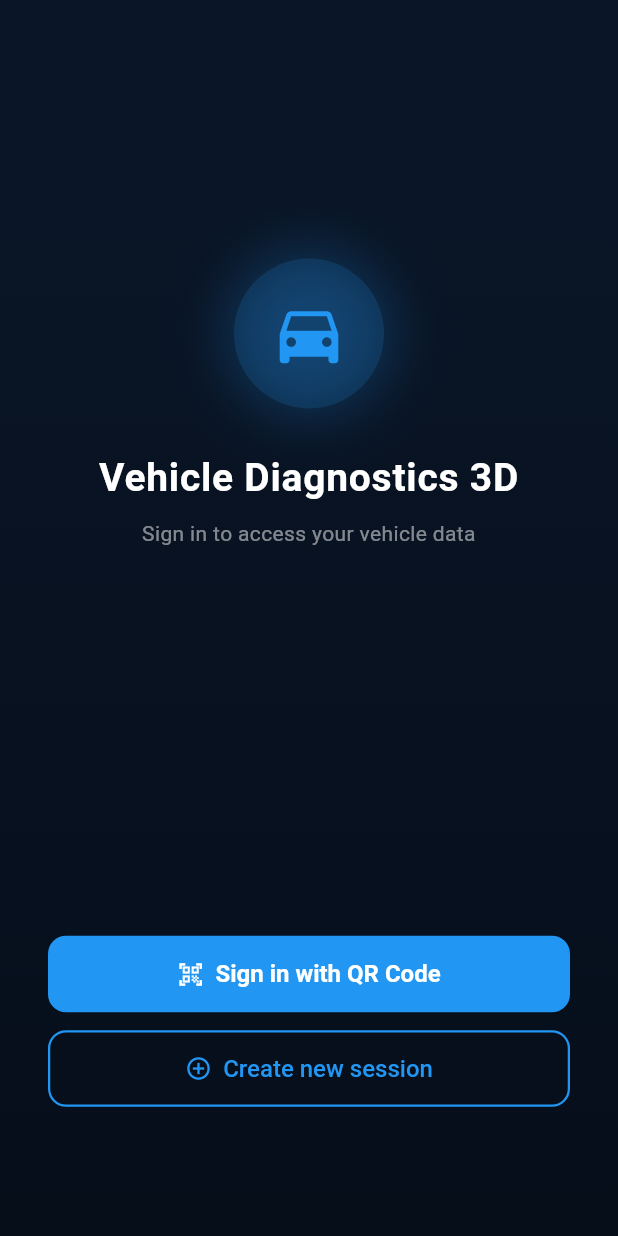
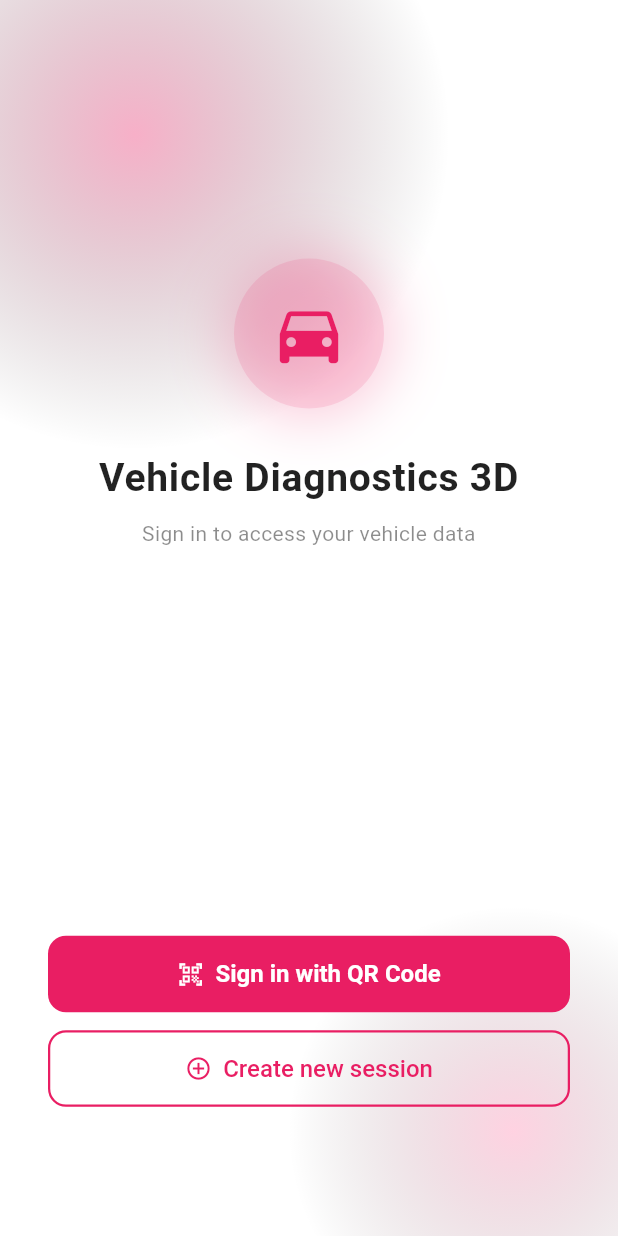
Before and after one commit to MatviySuk/vehicle_diagnostics_3d, a Flutter app: the screen it shows after launch, on a phone screen of 412 x 824 dp. Run offline on Flutter 3.47's test engine with Material 3 defaults, Android fonts, the light colour scheme and no system bars; our stand-ins replace dio, flutter_riverpod, freezed_annotation, go_router, shared_preferences; missing offline and left inert: flame, flame_3d, mobile_scanner.

Commit message:
style: switch QR scanner screen to light theme

```diff
--- a/lib/features/auth/ui/welcome_screen.dart
+++ b/lib/features/auth/ui/welcome_screen.dart
@@ -72,10 +72,11 @@ class _WelcomeScreenState extends ConsumerState<WelcomeScreen> {
   Widget build(BuildContext context) {
     if (_isScannerOpen) {
       return Scaffold(
-        backgroundColor: Colors.black,
+        backgroundColor: Colors.white,
         appBar: AppBar(
-          backgroundColor: const Color(0xFF0A1628),
-          foregroundColor: Colors.white,
+          backgroundColor: Colors.white,
+          foregroundColor: Colors.black87,
+          elevation: 0,
           title: const Text('Scan QR Code'),
           leading: IconButton(
             icon: const Icon(Icons.arrow_back),
@@ -90,7 +91,7 @@ class _WelcomeScreenState extends ConsumerState<WelcomeScreen> {
                 width: 240,
                 height: 240,
                 decoration: BoxDecoration(
-                  border: Border.all(color: Colors.blue, width: 2.5),
+                  border: Border.all(color: Colors.pink, width: 2.5),
                   borderRadius: BorderRadius.circular(16),
                 ),
               ),
@@ -99,7 +100,7 @@ class _WelcomeScreenState extends ConsumerState<WelcomeScreen> {
               const ColoredBox(
                 color: Colors.black54,
                 child: Center(
-                  child: CircularProgressIndicator(color: Colors.blue),
+                  child: CircularProgressIndicator(color: Colors.pink),
                 ),
               ),
           ],
@@ -108,15 +109,38 @@ class _WelcomeScreenState extends ConsumerState<WelcomeScreen> {
     }
 
     return Scaffold(
-      body: Container(
-        decoration: const BoxDecoration(
-          gradient: LinearGradient(
-            begin: Alignment.topCenter,
-            end: Alignment.bottomCenter,
-            colors: [Color(0xFF0A1628), Color(0xFF060E1A)],
+      backgroundColor: Colors.white,
+      body: Stack(
+        children: [
+          Positioned(
+            top: -120,
+            left: -120,
+            child: Container(
+              width: 420,
+              height: 420,
+              decoration: BoxDecoration(
+                shape: BoxShape.circle,
+                gradient: RadialGradient(
+                  colors: [Colors.pink.withAlpha(90), Colors.transparent],
                 ),
               ),
-        child: SafeArea(
+            ),
+          ),
+          Positioned(
+            bottom: -80,
+            right: -80,
+            child: Container(
+              width: 300,
+              height: 300,
+              decoration: BoxDecoration(
+                shape: BoxShape.circle,
+                gradient: RadialGradient(
+                  colors: [Colors.pinkAccent.withAlpha(60), Colors.transparent],
+                ),
+              ),
+            ),
+          ),
+          SafeArea(
             child: Padding(
               padding: const EdgeInsets.symmetric(horizontal: 32),
               child: Column(
@@ -129,10 +153,10 @@ class _WelcomeScreenState extends ConsumerState<WelcomeScreen> {
                       height: 100,
                       decoration: BoxDecoration(
                         shape: BoxShape.circle,
-                      color: Colors.blue.withAlpha(38),
+                        color: Colors.pink.withAlpha(30),
                         boxShadow: [
                           BoxShadow(
-                          color: Colors.blue.withAlpha(64),
+                            color: Colors.pink.withAlpha(60),
                             blurRadius: 32,
                             spreadRadius: 6,
                           ),
@@ -141,7 +165,7 @@ class _WelcomeScreenState extends ConsumerState<WelcomeScreen> {
                       child: const Icon(
                         Icons.directions_car,
                         size: 52,
-                      color: Colors.blue,
+                        color: Colors.pink,
                       ),
                     ),
                   ),
@@ -150,18 +174,18 @@ class _WelcomeScreenState extends ConsumerState<WelcomeScreen> {
                     'Vehicle Diagnostics 3D',
                     textAlign: TextAlign.center,
                     style: TextStyle(
-                    color: Colors.white,
+                      color: Colors.black87,
                       fontSize: 26,
                       fontWeight: FontWeight.bold,
                       letterSpacing: 0.5,
                     ),
                   ),
                   const SizedBox(height: 8),
-                Text(
+                  const Text(
                     'Sign in to access your vehicle data',
                     textAlign: TextAlign.center,
                     style: TextStyle(
-                    color: Colors.white.withAlpha(128),
+                      color: Colors.black45,
                       fontSize: 14,
                     ),
                   ),
@@ -171,7 +195,7 @@ class _WelcomeScreenState extends ConsumerState<WelcomeScreen> {
                     icon: const Icon(Icons.qr_code_scanner),
                     label: const Text('Sign in with QR Code'),
                     style: FilledButton.styleFrom(
-                    backgroundColor: Colors.blue,
+                      backgroundColor: Colors.pink,
                       foregroundColor: Colors.white,
                       padding: const EdgeInsets.symmetric(vertical: 16),
                       textStyle: const TextStyle(
@@ -192,7 +216,7 @@ class _WelcomeScreenState extends ConsumerState<WelcomeScreen> {
                       height: 18,
                       child: CircularProgressIndicator(
                         strokeWidth: 2,
-                            color: Colors.blue,
+                        color: Colors.pink,
                       ),
                     )
                         : const Icon(Icons.add_circle_outline),
@@ -200,8 +224,8 @@ class _WelcomeScreenState extends ConsumerState<WelcomeScreen> {
                         ? const Text('Creating session...')
                         : const Text('Create new session'),
                     style: OutlinedButton.styleFrom(
-                    foregroundColor: Colors.blue,
-                    side: const BorderSide(color: Colors.blue, width: 1.5),
+                      foregroundColor: Colors.pink,
+                      side: const BorderSide(color: Colors.pink, width: 1.5),
                       padding: const EdgeInsets.symmetric(vertical: 16),
                       textStyle: const TextStyle(
                         fontSize: 16,
@@ -217,6 +241,7 @@ class _WelcomeScreenState extends ConsumerState<WelcomeScreen> {
               ),
             ),
           ),
+        ],
       ),
     );
   }
```
Lines whose indentation alone changed are shown as unchanged.
